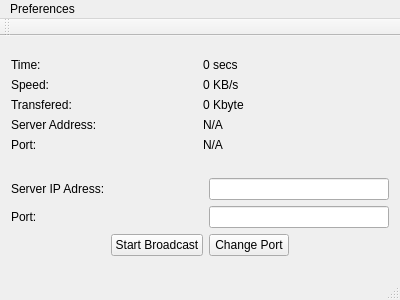
Qt form Speaker/gui.ui (Ernyoke/Allamvizsga) before a commit.
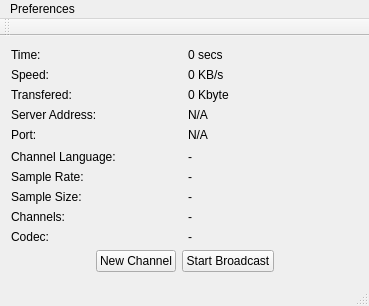
The same form after that commit.

Commit message:
GetChannelList added(needs tests!!!)
Other changes(SharedPointers)

What changed in the file:
```diff
--- a/Speaker/gui.ui
+++ b/Speaker/gui.ui
@@ -6,16 +6,16 @@
    <rect>
     <x>0</x>
     <y>0</y>
-    <width>400</width>
-    <height>300</height>
+    <width>369</width>
+    <height>306</height>
    </rect>
   </property>
   <property name="windowTitle">
    <string>Speaker</string>
   </property>
   <widget class="QWidget" name="centralWidget">
-   <layout class="QGridLayout" name="gridLayout_3">
-    <item row="0" column="0">
+   <layout class="QGridLayout" name="gridLayout_4">
+    <item row="2" column="0">
      <spacer name="verticalSpacer_2">
       <property name="orientation">
        <enum>Qt::Vertical</enum>
@@ -28,36 +28,123 @@
       </property>
      </spacer>
     </item>
-    <item row="2" column="0">
-     <spacer name="verticalSpacer">
+    <item row="1" column="0">
+     <layout class="QGridLayout" name="gridLayout_3">
+      <item row="3" column="1">
+       <widget class="QPushButton" name="newChannelBtn">
+        <property name="text">
+         <string>New Channel</string>
+        </property>
+       </widget>
+      </item>
+      <item row="3" column="2">
+       <widget class="QPushButton" name="startBroadcastBtn">
+        <property name="text">
+         <string>Start Broadcast</string>
+        </property>
+       </widget>
+      </item>
+      <item row="3" column="3">
+       <spacer name="horizontalSpacer">
       <property name="orientation">
-       <enum>Qt::Vertical</enum>
-      </property>
-      <property name="sizeType">
-       <enum>QSizePolicy::Fixed</enum>
-      </property>
+         <enum>Qt::Horizontal</enum>
+        </property>
+        <property name="sizeHint" stdset="0">
+         <size>
+          <width>40</width>
+          <height>20</height>
+         </size>
+        </property>
+       </spacer>
+      </item>
+      <item row="3" column="0">
+       <spacer name="horizontalSpacer_2">
+        <property name="orientation">
+         <enum>Qt::Horizontal</enum>
+        </property>
       <property name="sizeHint" stdset="0">
        <size>
-        <width>20</width>
+          <width>40</width>
         <height>20</height>
        </size>
       </property>
      </spacer>
+      </item>
+      <item row="2" column="0" colspan="4">
+       <layout class="QGridLayout" name="gridLayout_2">
+        <item row="4" column="1">
+         <widget class="QLabel" name="codecText">
+          <property name="text">
+           <string>-</string>
+          </property>
+         </widget>
     </item>
     <item row="4" column="0">
-     <spacer name="verticalSpacer_3">
-      <property name="orientation">
-       <enum>Qt::Vertical</enum>
-      </property>
-      <property name="sizeHint" stdset="0">
-       <size>
-        <width>20</width>
-        <height>40</height>
-       </size>
-      </property>
-     </spacer>
+         <widget class="QLabel" name="label_10">
+          <property name="text">
+           <string>Codec:</string>
+          </property>
+         </widget>
+        </item>
+        <item row="3" column="1">
+         <widget class="QLabel" name="channelNrText">
+          <property name="text">
+           <string>-</string>
+          </property>
+         </widget>
+        </item>
+        <item row="3" column="0">
+         <widget class="QLabel" name="label_4">
+          <property name="text">
+           <string>Channels:</string>
+          </property>
+         </widget>
+        </item>
+        <item row="2" column="1">
+         <widget class="QLabel" name="sampleSizeText">
+          <property name="text">
+           <string>-</string>
+          </property>
+         </widget>
+        </item>
+        <item row="2" column="0">
+         <widget class="QLabel" name="label_9">
+          <property name="text">
+           <string>Sample Size:</string>
+          </property>
+         </widget>
+        </item>
+        <item row="1" column="1">
+         <widget class="QLabel" name="sampleRateText">
+          <property name="text">
+           <string>-</string>
+          </property>
+         </widget>
     </item>
     <item row="1" column="0">
+         <widget class="QLabel" name="label_8">
+          <property name="text">
+           <string>Sample Rate:</string>
+          </property>
+         </widget>
+        </item>
+        <item row="0" column="1">
+         <widget class="QLabel" name="channelLangText">
+          <property name="text">
+           <string>-</string>
+          </property>
+         </widget>
+        </item>
+        <item row="0" column="0">
+         <widget class="QLabel" name="label_5">
+          <property name="text">
+           <string>Channel Language:</string>
+          </property>
+         </widget>
+        </item>
+       </layout>
+      </item>
+      <item row="0" column="0" colspan="4">
      <layout class="QGridLayout" name="gridLayout">
       <item row="1" column="1">
        <widget class="QLabel" name="speed">
@@ -131,70 +218,34 @@
       </item>
      </layout>
     </item>
-    <item row="3" column="0">
-     <layout class="QGridLayout" name="gridLayout_2">
-      <item row="2" column="0">
-       <spacer name="horizontalSpacer">
+      <item row="1" column="0" colspan="4">
+       <spacer name="verticalSpacer">
         <property name="orientation">
-         <enum>Qt::Horizontal</enum>
+         <enum>Qt::Vertical</enum>
         </property>
         <property name="sizeHint" stdset="0">
          <size>
-          <width>40</width>
-          <height>20</height>
+          <width>20</width>
+          <height>40</height>
          </size>
         </property>
        </spacer>
       </item>
-      <item row="2" column="2" colspan="2">
-       <widget class="QPushButton" name="changeButton">
-        <property name="text">
-         <string>Change Port</string>
-        </property>
-       </widget>
-      </item>
-      <item row="2" column="1">
-       <widget class="QPushButton" name="startButton">
-        <property name="text">
-         <string>Start Broadcast</string>
-        </property>
-       </widget>
-      </item>
-      <item row="1" column="0" colspan="2">
-       <widget class="QLabel" name="label_5">
-        <property name="text">
-         <string>Port:</string>
-        </property>
-       </widget>
-      </item>
-      <item row="0" column="0" colspan="2">
-       <widget class="QLabel" name="label_4">
-        <property name="text">
-         <string>Server IP Adress:</string>
-        </property>
-       </widget>
-      </item>
-      <item row="2" column="4">
-       <spacer name="horizontalSpacer_2">
-        <property name="orientation">
-         <enum>Qt::Horizontal</enum>
-        </property>
-        <property name="sizeHint" stdset="0">
-         <size>
-          <width>40</width>
-          <height>20</height>
-         </size>
-        </property>
-       </spacer>
-      </item>
-      <item row="0" column="2" colspan="3">
-       <widget class="QLineEdit" name="ipaddressInput"/>
-      </item>
-      <item row="1" column="2" colspan="3">
-       <widget class="QLineEdit" name="portInput"/>
-      </item>
      </layout>
     </item>
+    <item row="0" column="0">
+     <spacer name="verticalSpacer_3">
+      <property name="orientation">
+       <enum>Qt::Vertical</enum>
+      </property>
+      <property name="sizeHint" stdset="0">
+       <size>
+        <width>20</width>
+        <height>40</height>
+       </size>
+      </property>
+     </spacer>
+    </item>
    </layout>
   </widget>
   <widget class="QMenuBar" name="menuBar">
@@ -202,7 +253,7 @@
     <rect>
      <x>0</x>
      <y>0</y>
-     <width>400</width>
+     <width>369</width>
      <height>21</height>
     </rect>
    </property>
```
Left out of the diff: 14 changed lines with no effect on the pictures. Lines whose indentation alone changed are shown as unchanged. The commit also changes 72 other files.
